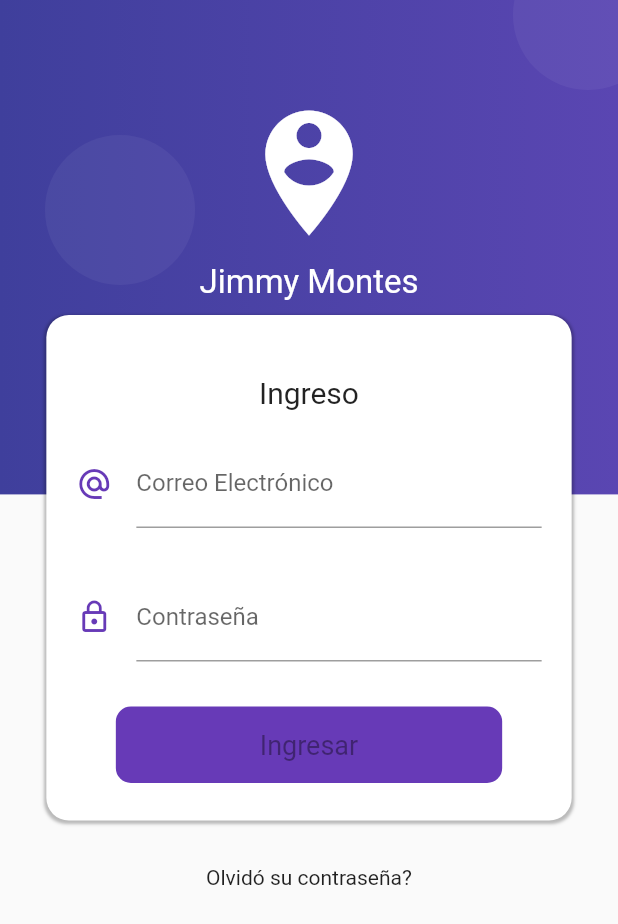
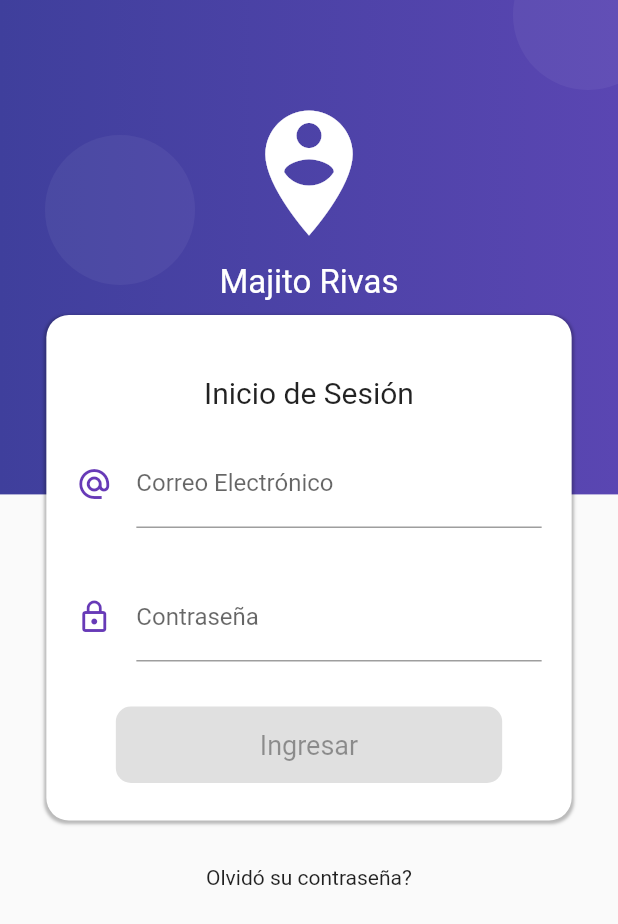
Before and after one commit to xanderjames1910/login-form-dart, a Flutter app: the screen it shows after launch, on a phone screen of 412 x 824 dp. Shown: the top 924 px of the screen. Run offline on Flutter 3.47's test engine with Material 2 defaults, Android fonts, the phone set to English and light mode, and no system bars; our stand-ins replace rxdart.

Commit message:
Login Logic Finalized

```diff
--- a/lib/main.dart
+++ b/lib/main.dart
@@ -24,6 +24,3 @@ class MyApp extends StatelessWidget {
     );
   }
 }
-
-// Stream<bool> get formValidStream =>
-//     Rx.combineLatest2(emailStream, passwStream, (e, p) => true);
--- a/lib/src/bloc/login_bloc.dart
+++ b/lib/src/bloc/login_bloc.dart
@@ -1,10 +1,11 @@
 import 'dart:async';
 
 import 'package:form_validation/src/bloc/validators.dart';
+import 'package:rxdart/rxdart.dart';
 
 class LoginBloc with Validators {
-  final _emailController = StreamController<String>.broadcast();
-  final _passwordController = StreamController<String>.broadcast();
+  final _emailController = BehaviorSubject<String>();
+  final _passwordController = BehaviorSubject<String>();
 
   // Recuperar los datos del Stream
   Stream<String> get emailStream =>
@@ -12,9 +13,16 @@ class LoginBloc with Validators {
   Stream<String> get passwordStream =>
       _passwordController.stream.transform(validarPassword);
 
+  Stream<bool> get formValidStream =>
+      Rx.combineLatest2(emailStream, passwordStream, (e, p) => true);
+
   // Insertar valores al Stream
   Function(String) get changeEmail => _emailController.sink.add;
   Function(String) get changePassword => _passwordController.sink.add;
+
+  // Obtener el último valor ingresado a los Streams
+  String get email => _emailController.value;
+  String get password => _passwordController.value;
 
   dispose() {
     _emailController?.close();
--- a/lib/src/bloc/provider.dart
+++ b/lib/src/bloc/provider.dart
@@ -4,9 +4,19 @@ import 'package:form_validation/src/bloc/login_bloc.dart';
 export 'package:form_validation/src/bloc/login_bloc.dart';
 
 class Provider extends InheritedWidget {
+  static Provider _instancia;
+
+  factory Provider({Key key, Widget child}) {
+    if (_instancia == null) {
+      _instancia = new Provider._internal(key: key, child: child);
+    }
+
+    return _instancia;
+  }
+
+  Provider._internal({Key key, Widget child}) : super(key: key, child: child);
+
   final loginBloc = LoginBloc();
-
-  Provider({Key key, Widget child}) : super(key: key, child: child);
 
   @override
   bool updateShouldNotify(covariant InheritedWidget oldWidget) => true;
--- a/lib/src/pages/login_page.dart
+++ b/lib/src/pages/login_page.dart
@@ -43,13 +43,13 @@ Widget _loginForm(BuildContext context) {
           ),
           child: Column(
             children: <Widget>[
-              Text('Ingreso', style: TextStyle(fontSize: 20.0)),
+              Text('Inicio de Sesión', style: TextStyle(fontSize: 20.0)),
               SizedBox(height: 20.0),
               _crearEmail(bloc),
               SizedBox(height: 30.0),
               _crearPassword(bloc),
               SizedBox(height: 30.0),
-              _creatBoton(),
+              _creatBoton(bloc),
             ],
           ),
         ),
@@ -103,7 +103,10 @@ Widget _crearPassword(LoginBloc bloc) {
   );
 }
 
-Widget _creatBoton() {
+Widget _creatBoton(LoginBloc bloc) {
+  return StreamBuilder(
+    stream: bloc.formValidStream,
+    builder: (BuildContext context, AsyncSnapshot snapshot) {
       return ElevatedButton(
         child: Container(
           padding: EdgeInsets.symmetric(horizontal: 80.0, vertical: 15.0),
@@ -116,12 +119,24 @@ Widget _creatBoton() {
             ),
           ),
           elevation: MaterialStateProperty.all(0.0),
-      backgroundColor: MaterialStateProperty.all<Color>(Colors.deepPurple),
+          backgroundColor: MaterialStateProperty.all<Color>(
+              snapshot.hasData ? Colors.deepPurple : Colors.black12),
           textStyle: MaterialStateProperty.all(
               TextStyle(fontSize: 18.0, color: Colors.white)),
         ),
-    onPressed: null,
+        onPressed: snapshot.hasData ? () => _login(bloc, context) : null,
       );
+    },
+  );
+}
+
+_login(LoginBloc bloc, BuildContext context) {
+  print('===============');
+  print('Email: ${bloc.email}');
+  print('Password: ${bloc.password}');
+  print('===============');
+
+  Navigator.pushReplacementNamed(context, 'home');
 }
 
 Widget _crearFondo(BuildContext context) {
@@ -164,7 +179,8 @@ Widget _crearFondo(BuildContext context) {
             Icon(Icons.person_pin_circle, color: Colors.white, size: 100.0),
             SizedBox(height: 10.0, width: double.infinity),
             Text(
-              'Jimmy Montes',
+              // 'Jimmy Montes',
+              'Majito Rivas',
               style: TextStyle(color: Colors.white, fontSize: 22.0),
             )
           ],
--- a/pubspec.yaml
+++ b/pubspec.yaml
@@ -28,7 +28,7 @@ dependencies:
   # The following adds the Cupertino Icons font to your application.
   # Use with the CupertinoIcons class for iOS style icons.
   cupertino_icons: ^1.0.2
-  rxdart: ^0.22.0
+  rxdart: ^0.26.0
 
 dev_dependencies:
   flutter_test:
```
Also changed, not shown: lib/src/pages/home_page.dart (+13 -1 lines), pubspec.lock. Lines whose indentation alone changed are shown as unchanged.
